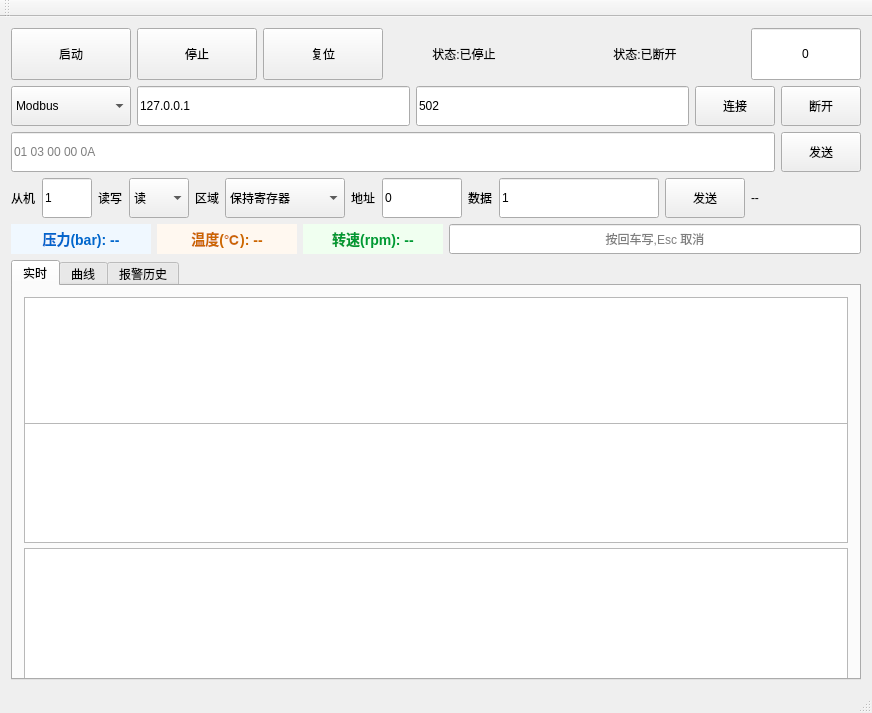
WQian886/HMI, file hmi/hmi.ui: the form before one commit.
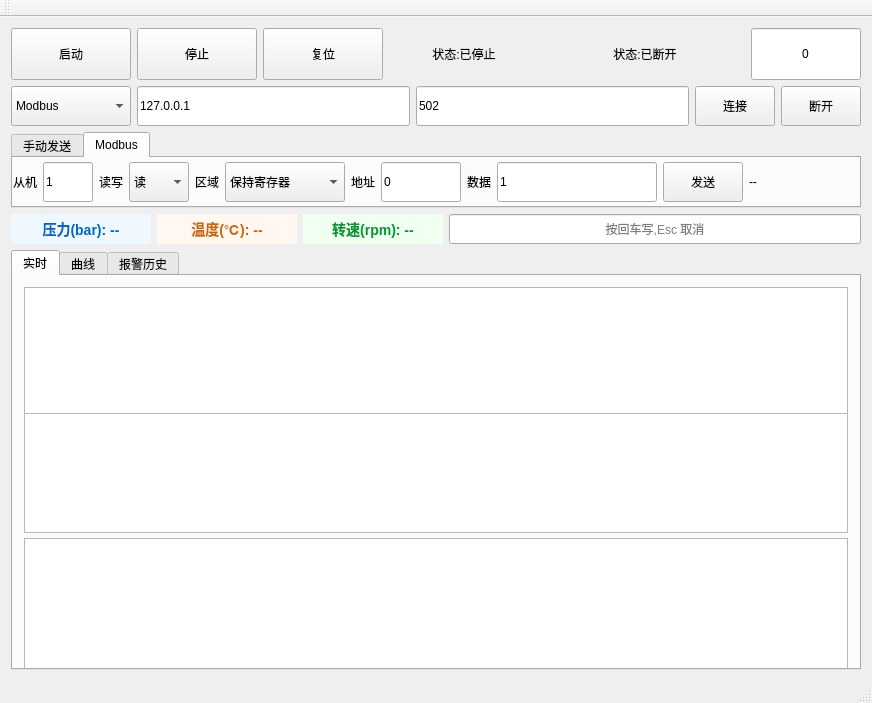
The form after the commit. The open tabs and pages were chosen to show the change.

Commit message: fix(ui): 调试区拆成两页 —— 并修掉一个真的叠位 bug(不是审美问题)

Diff of the .ui file:
```diff
--- a/hmi/hmi.ui
+++ b/hmi/hmi.ui
@@ -200,6 +200,47 @@
      </layout>
     </item>
     <item>
+     <!-- ==== debugTabs:调试区拆成两页 ================================================
+          2026-10-20(P1-e)。为什么拆:
+
+          【真 bug,不是审美】P1-c 把这两行折进可折叠面板时,用的是
+            centralLayout->takeAt() 把两个 QLayoutItem 摘出来,
+            再 addItem() 给一个新面板的布局。控件本身没搬,只是换了"谁负责摆放它"。
+            ★ 但新布局【没有重新 activate】—— 摘出来的两个布局保留了它们在
+              centralLayout 里的旧几何,于是运行时它们照旧画在老位置上:
+              实测 Modbus 那一行压在【启动/停止/复位】那一行上面,
+              而面板自己的槽位是一块全黑空白。
+              也就是说 P1-c 的折叠一展开就叠在一起,不是"看着不齐"。
+
+          【这次改法:不再在运行期搬布局】
+            两页直接写在 .ui 里,由 uic 生成正确的父子关系和几何 ——
+            声明式的东西就该声明式地写,不是靠 takeAt/insertWidget 拼出来。
+            centralLayout 里现在只有【一个】新 item(debugTabs),
+            buildDebugPanel() 只负责在它前面插一个开关按钮 ——
+            插一个【新建的】控件进布局是正常操作,没有"摘走旧 item"那类陈旧几何。
+
+          【为什么是"两页"而不是两个折叠区】
+            用户报的是"浮现在连接信息的上面,不好弄"。
+            两页之后同一时刻只显示一行,调试区高度从两行(80px)降到一行(约 40px),
+            既消掉了叠加,也把主画面让出 40px。
+            连接那一行(协议/IP/端口/连接/断开)【不进】页签 ——
+            连接是操作员的主动作,不该先点一下页签才够得着。
+            变量模型展示(varDisplayLayout)也不进:它是实时数据,属于主画面。
+
+          ★ 页内布局 margin 全设 0 —— QVBoxLayout 默认 9px 的四边留白
+            会把 40px 高的那一行挤到 58px,两页高度就不一样了。 -->
+     <widget class="QTabWidget" name="debugTabs">
+      <property name="minimumSize">
+       <size><width>0</width><height>76</height></size>
+      </property>
+      <widget class="QWidget" name="tabManualSend">
+       <attribute name="title"><string>手动发送</string></attribute>
+       <layout class="QVBoxLayout" name="tabManualSendLayout">
+        <property name="leftMargin"><number>0</number></property>
+        <property name="topMargin"><number>0</number></property>
+        <property name="rightMargin"><number>0</number></property>
+        <property name="bottomMargin"><number>0</number></property>
+        <item>
      <layout class="QHBoxLayout" name="tcpSendLayout">
       <item>
        <widget class="QLineEdit" name="sendEdit">
@@ -219,46 +260,55 @@
       </item>
      </layout>
     </item>
+       </layout>
+      </widget>
+      <widget class="QWidget" name="tabModbus">
+       <attribute name="title"><string>Modbus</string></attribute>
+       <layout class="QVBoxLayout" name="tabModbusLayout">
+        <property name="leftMargin"><number>0</number></property>
+        <property name="topMargin"><number>0</number></property>
+        <property name="rightMargin"><number>0</number></property>
+        <property name="bottomMargin"><number>0</number></property>
     <item>
      <!-- 2026-07-07 重设计:阶段 2 第 4 练 — 通用 Modbus 发送面板
-          ★★ 2026-10-20(P1-d)重排:这一行原来是【四个高度】。
-            按 qss 的 min-height + padding 逐个算:
-              QLineEdit   自然高 ≈ padding 4+4 + 边框 1+1 + 行高 17 ≈ 27px
-                           (三个输入框只写了 maximumSize 40,没写 minimumSize
-                            —— maximumSize 只是【上限】,不占满就不生效)
-              QComboBox  min-height 20 + padding 4+4 + 边框 1+1       = 30px
-              QPushButton min-height 20 + padding 6+6 + 边框 1+1       = 34px
-              QLabel      跟着字号走                                   ≈ 20px
-            所以那一行渲染出来是 27/30/30/27/27/34/20 —— 七个控件七种高度。
-            而它上面那一行 tcpSendLayout 是 40/40 —— 同一个折叠面板里的
-            两行连彼此都对不齐,这就是"看着拼凑"的来源,不是配色问题。
-            下面把这一行全部固定成 40px,和上面那行对齐。
+                ★★ 2026-10-20(P1-d)重排:这一行原来是【四个高度】。
+                  按 qss 的 min-height + padding 逐个算:
+                    QLineEdit   自然高 ≈ padding 4+4 + 边框 1+1 + 行高 17 ≈ 27px
+                                 (三个输入框只写了 maximumSize 40,没写 minimumSize
+                                  —— maximumSize 只是【上限】,不占满就不生效)
+                    QComboBox  min-height 20 + padding 4+4 + 边框 1+1       = 30px
+                    QPushButton min-height 20 + padding 6+6 + 边框 1+1       = 34px
+                    QLabel      跟着字号走                                   ≈ 20px
+                  所以那一行渲染出来是 27/30/30/27/27/34/20 —— 七个控件七种高度。
+                  而它上面那一行 tcpSendLayout 是 40/40 —— 同一个折叠面板里的
+                  两行连彼此都对不齐,这就是"看着拼凑"的来源,不是配色问题。
+                  下面把这一行全部固定成 40px,和上面那行对齐。
 
-          【为什么补了 5 个可见标签】
-            从机 / 地址 / 数据 三个框原本只有 placeholder,
-            而它们三个都有【默认值】(1 / 0 / 1)——
-            placeholder 只在框是空的时候才显示,所以默认状态下
-            那一行是「1 | 读 | 保持寄存器 | 0 | 1 | 发送 | 两个减号」,
-            从头到尾没有一个字说明那几个框是干什么的。
-            ★ 这里必须说为什么那个占位符写成"两个减号":
-              XML 注释里不许出现连续两个 ASCII 减号(uic 会直接报
-              "Expected '>', but got '[a-zA-Z]'",而且行号指到的是
-              注释里的一句无关中文,不看上下文根本猜不出是它干的)。
-            补标签是为了让"哪个框干什么"不依赖于"框恰好是空的"。
-            ★ 五个标签共用 objectName "fieldLabel"(qss 里按 #fieldLabel 上色)。
-              Qt 允许重名 objectName(只有 QML 才要求唯一),
-              这里没有 findChild 会去找它们,换成五个名字只是多五条 qss。
+                【为什么补了 5 个可见标签】
+                  从机 / 地址 / 数据 三个框原本只有 placeholder,
+                  而它们三个都有【默认值】(1 / 0 / 1)——
+                  placeholder 只在框是空的时候才显示,所以默认状态下
+                  那一行是「1 | 读 | 保持寄存器 | 0 | 1 | 发送 | 两个减号」,
+                  从头到尾没有一个字说明那几个框是干什么的。
+                  ★ 这里必须说为什么那个占位符写成"两个减号":
+                    XML 注释里不许出现连续两个 ASCII 减号(uic 会直接报
+                    "Expected '>', but got '[a-zA-Z]'",而且行号指到的是
+                    注释里的一句无关中文,不看上下文根本猜不出是它干的)。
+                  补标签是为了让"哪个框干什么"不依赖于"框恰好是空的"。
+                  ★ 五个标签共用 objectName "fieldLabel"(qss 里按 #fieldLabel 上色)。
+                    Qt 允许重名 objectName(只有 QML 才要求唯一),
+                    这里没有 findChild 会去找它们,换成五个名字只是多五条 qss。
 
-          【modbusResultLabel 删掉了 inline 样式表 —— 这次它不是死代码】
-            P1-c 删 stateLabel/connLabel 那两个 inline 样式表时,它们是死的
-            (运行时总被 statusBadgeStyle() 覆盖)。这一个不一样:
-            updateModbusLabel() 只 setText,不碰样式,所以那行
-            `color: blue; font-size: 14px; font-weight: bold;` 是【真的在显示】。
-            而深色主题下 #0000ff 压在 #232e3d 上,对比度只有 1.60:1
-            —— 而这张 qss 的文件头自己写着"正文至少 7:1"。
-            删掉之后回到 qss 的 #dfe8f2,对比度 11.09:1。
-            ★ inline 样式表还会让 qss 对这个控件【完全失效】,留着就是一条
-              与主题并行的第二套样式,改主题时它不会跟着变。 -->
+                【modbusResultLabel 删掉了 inline 样式表 —— 这次它不是死代码】
+                  P1-c 删 stateLabel/connLabel 那两个 inline 样式表时,它们是死的
+                  (运行时总被 statusBadgeStyle() 覆盖)。这一个不一样:
+                  updateModbusLabel() 只 setText,不碰样式,所以那行
+                  `color: blue; font-size: 14px; font-weight: bold;` 是【真的在显示】。
+                  而深色主题下 #0000ff 压在 #232e3d 上,对比度只有 1.60:1
+                  —— 而这张 qss 的文件头自己写着"正文至少 7:1"。
+                  删掉之后回到 qss 的 #dfe8f2,对比度 11.09:1。
+                  ★ inline 样式表还会让 qss 对这个控件【完全失效】,留着就是一条
+                    与主题并行的第二套样式,改主题时它不会跟着变。 -->
      <layout class="QHBoxLayout" name="modbusLayout">
       <item>
        <widget class="QLabel" name="modbusSlaveLabel">
@@ -371,6 +421,10 @@
        </widget>
       </item>
      </layout>
+        </item>
+       </layout>
+      </widget>
+     </widget>
     </item>
     <item>
      <!-- 阶段 3.2:变量模型展示(订阅发布 UI 验证) -->
```
Left out of the diff: 6 changed lines with no effect on the pictures. Lines whose indentation alone changed are shown as unchanged. The commit also changes 3 other files.
